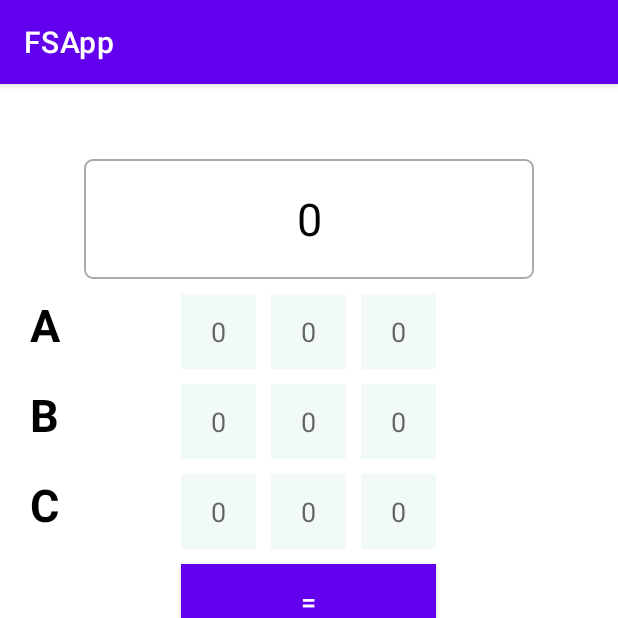
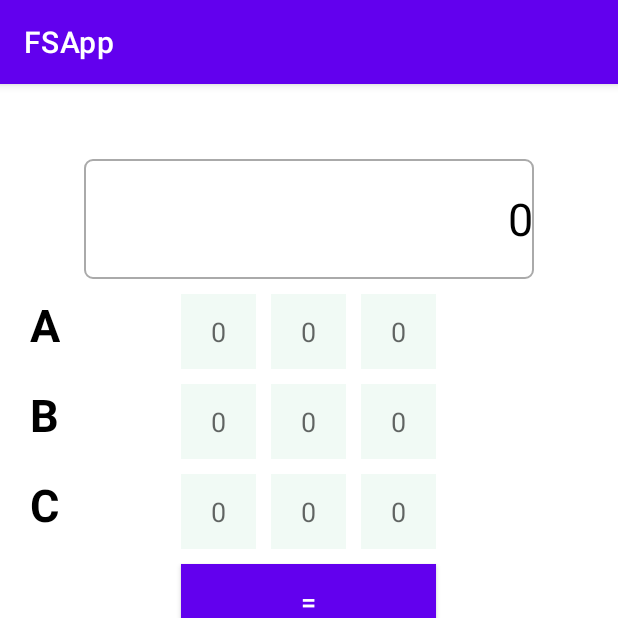
Before and after one commit to gr8nd/FSApp, an Android app: the screen it shows after launch (MainActivity), on a phone screen of 412 x 824 dp, the top half of it. Run offline under Robolectric (Android 15) with nearby library versions, the phone set to English and light mode, and no system bars.

Commit message:
Initial release

```diff
--- a/app/src/main/res/layout/activity_main.xml
+++ b/app/src/main/res/layout/activity_main.xml
@@ -15,7 +15,7 @@
         android:layout_marginTop="50dp"
         android:layout_centerHorizontal="true"
         android:textSize="30sp"
-        android:gravity="center"
+        android:gravity="center|end"
         android:textColor="@color/black"
         android:textStyle="normal"/>
     <TextView
```
